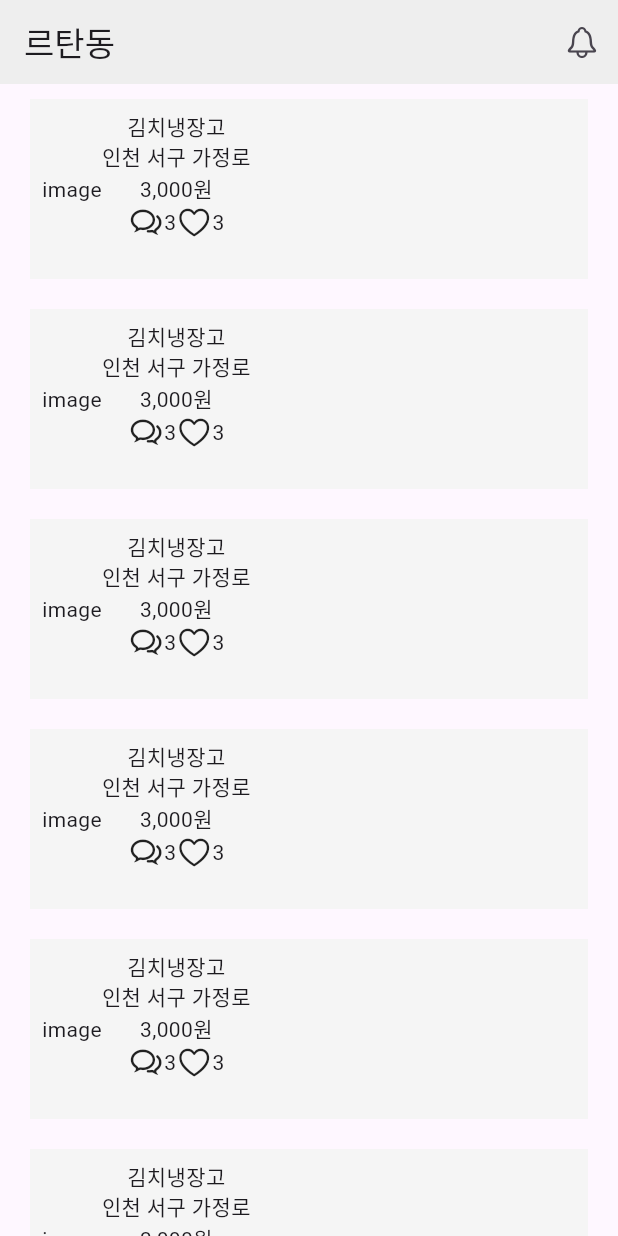
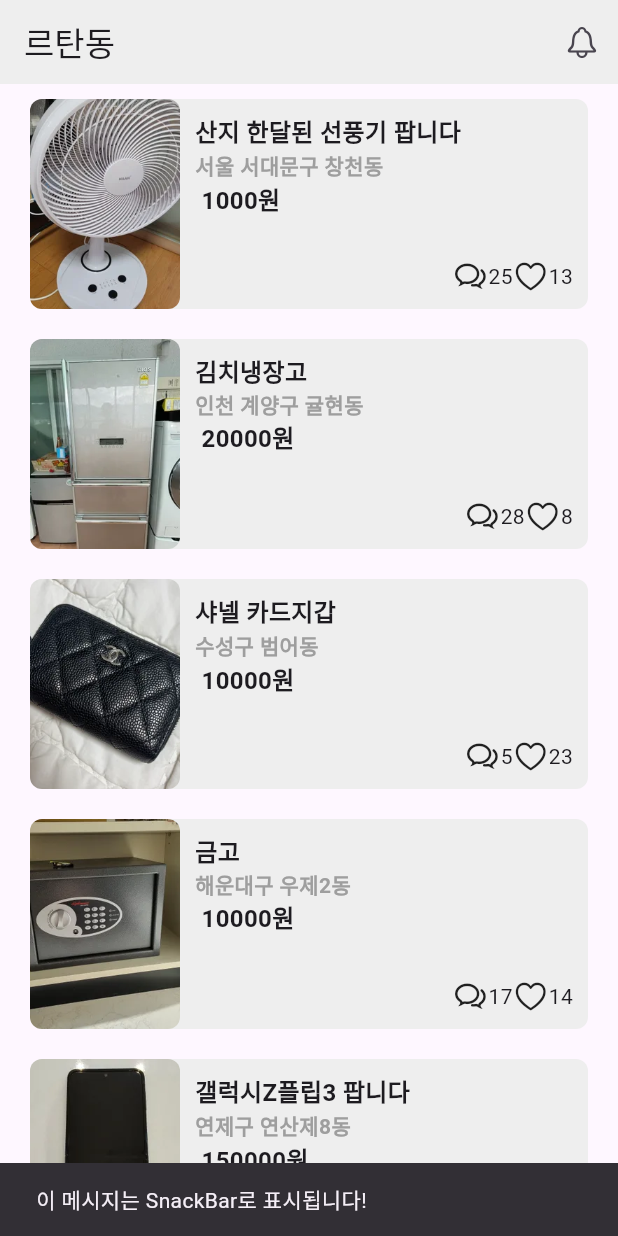
Before and after one commit to suhyunChoo/apple_market, a Flutter app: the screen it shows after launch, after a tap on an icon or button, on a phone screen of 412 x 824 dp. Run offline on Flutter 3.47's test engine with Material 3 defaults, Android fonts, the phone set to English and light mode, and no system bars; our stand-ins replace csv.

Commit message:
feat: 홈페이지 데이터 바인딩

```diff
--- /dev/null
+++ b/assets/data/dummydata.csv
@@ -0,0 +1,12 @@
+,,,,,,,,
+번호,이미지 파일명,상품명,상품 소개,판매자,가격,주소,좋아요,채팅
+1,sample1,산지 한달된 선풍기 팝니다,이사가서 필요가 없어졌어요 급하게 내놓습니다,대현동,1000,서울 서대문구 창천동,13,25
+2,sample2,김치냉장고,이사로인해 내놔요,안마담,20000,인천 계양구 귤현동,8,28
+3,sample3,샤넬 카드지갑,고퀄지갑이구요\n사용감이 있어서 싸게 내어둡니다,코코유,10000,수성구 범어동,23,5
+4,sample4,금고,금고\n떼서 가져가야함\n대우월드마크센텀\n미국이주관계로 싸게 팝니다,Nicole,10000,해운대구 우제2동,14,17
+5,sample5,갤럭시Z플립3 팝니다,갤럭시 Z플립3 그린 팝니다\n항시 케이스 씌워서 썻고 필름 한장챙겨드립니다\n화면에 살짝 스크래치난거 말고 크게 이상은없습니다!,절명,150000,연제구 연산제8동,22,9
+6,sample6,프라다 복조리백,까임 오염없고 상태 깨끗합니다\n정품여부모름,미니멀하게,50000,수원시 영통구 원천동,25,16
+7,sample7,울산 동해오션뷰 60평 복층 펜트하우스 1일 숙박권 펜션 힐링 숙소 별장,"울산 동해바다뷰 60평 복층 펜트하우스 1일 숙박권\n(에어컨이 없기에 낮은 가격으로 변경했으며 8월 초 가장 더운날 다녀가신 분 경우 시원했다고 잘 지내다 가셨습니다)\n1. 인원: 6명 기준입니다. 1인 10,000원 추가요금\n2. 장소: 북구 블루마시티, 32-33층\n3. 취사도구, 침구류, 세면도구, 드라이기 2개, 선풍기 4대 구비\n4. 예약방법: 예약금 50,000원 하시면 저희는 명함을 드리며 입실 오전 잔금 입금하시면 저희는 동.호수를 알려드리며 고객님은 예약자분 신분증 앞면 주민번호 뒷자리 가리시거나 지우시고 문자로 보내주시면 저희는 카드키를 우편함에 놓아 둡니다.\n5. 33층 옥상 야외 테라스 있음, 가스버너 있음\n6. 고기 굽기 가능\n7. 입실 오후 3시, 오전 11시 퇴실, 정리, 정돈 , 밸브 잠금 부탁드립니다.\n8. 층간소음 주의 부탁드립니다.\n9. 방3개, 화장실3개, 비데 3개\n10. 저희 집안이 쓰는 별장입니다.",굿리치,150000,남구 옥동,142,54
+8,sample8,샤넬 탑핸들 가방,"샤넬 트랜디 CC 탑핸들 스몰 램스킨 블랙 금장 플랩백 !\n + ""\n"" + ""색상 : 블랙\n"" + ""사이즈 : 25.5cm * 17.5cm * 8cm\n"" + ""구성 : 본품더스트\n"" + ""\n"" + ""급하게 돈이 필요해서 팝니다 ㅠ ㅠ",난쉽,180000,동래구 온천제2동,31,7
+9,sample9,4행정 엔진분무기 판매합니다.,3년전에 사서 한번 사용하고 그대로 둔 상태입니다. 요즘 사용은 안해봤습니다. 그래서 저렴하게 내 놓습니다. 중고라 반품은 어렵습니다.\n,알뜰한,30000,원주시 명륜2동,7,28
+10,sample10,셀린느 버킷 가방,"22년 신세계 대전 구매입니당\n + ""셀린느 버킷백\n"" + ""구매해서 몇번사용했어요\n"" + ""까짐 스크래치 없습니다.\n"" + ""타지역에서 보내는거라 택배로 진행합니당!""",똑태현,190000,중구 동화동,40,6
--- a/lib/home_page.dart
+++ b/lib/home_page.dart
@@ -1,8 +1,38 @@
+import 'package:csv/csv.dart';
 import 'package:flutter/cupertino.dart';
 import 'package:flutter/material.dart';
+import 'package:flutter/services.dart';
+import 'package:flutter_applemarket_app/detail_page.dart';
 
-class HomePage extends StatelessWidget {
+class HomePage extends StatefulWidget {
   const HomePage({super.key});
+
+  @override
+  State<HomePage> createState() => _HomePageState();
+}
+
+class _HomePageState extends State<HomePage> {
+  List<List<dynamic>> csvData = [];
+
+  @override
+  void initState() {
+    super.initState();
+    _loadCSV();
+  }
+
+  Future<void> _loadCSV() async {
+    try {
+      final rawData = await rootBundle.loadString('assets/data/dummydata.csv');
+      List<List<dynamic>> listData =
+          const CsvToListConverter().convert(rawData);
+
+      setState(() {
+        csvData = listData.sublist(2);
+      });
+    } catch (e) {
+      print("Error loading CSV: $e");
+    }
+  }
 
   @override
   Widget build(BuildContext context) {
@@ -13,42 +43,84 @@ class HomePage extends StatelessWidget {
             IconButton(
               icon: Icon(CupertinoIcons.bell),
               onPressed: () {
-                // 아이콘 클릭 시 동작
+                ScaffoldMessenger.of(context).showSnackBar(
+                  SnackBar(
+                    content: Text('이 메시지는 SnackBar로 표시됩니다!'),
+                    duration: Duration(seconds: 2),
+                  ),
+                );
               },
             ),
           ],
           backgroundColor: Colors.grey[200],
         ),
         body: ListView.builder(
-            itemCount: 10,
+            itemCount: csvData.length,
             itemBuilder: (context, index) {
+              final csvRow = csvData[index];
               return Padding(
                 padding:
                     const EdgeInsets.symmetric(vertical: 10, horizontal: 20),
+                child: GestureDetector(
+                  onTap: () {
+                    Navigator.push(context,
+                      MaterialPageRoute(builder: (context) => DetailPage(csvRow: csvRow,)));
+                  },
                   child: Container(
-                  height: 120,
-                  decoration: BoxDecoration(color: Colors.grey[100]),
-                  child: Padding(
-                    padding: const EdgeInsets.all(8.0),
+                    height: 140,
+                    decoration: BoxDecoration(
+                        color: Colors.grey[200],
+                        borderRadius: BorderRadius.circular(8)),
                     child: Row(
                       children: [
-                        Container(child: Text('image')),
                         Container(
+                          width: 100,
+                          height: double.infinity,
+                          decoration: BoxDecoration(
+                            borderRadius: BorderRadius.circular(8),
+                            image: DecorationImage(
+                              image: AssetImage('assets/images/${csvRow[1]}.png'),
+                              fit: BoxFit.cover,
+                            ),
+                          ),
+                        ),
+                        Expanded(
+                          child: Padding(
+                            padding: const EdgeInsets.all(10),
                             child: Column(
+                              crossAxisAlignment: CrossAxisAlignment.start,
                               children: [
-                            Text('김치냉장고'),
-                            Text('인천 서구 가정로'),
-                            Text('3,000원'),
+                                Text(
+                                  csvRow[2],
+                                  style: TextStyle(
+                                      fontSize: 16, fontWeight: FontWeight.bold),
+                                ),
+                                Text(
+                                  csvRow[6],
+                                  style: TextStyle(
+                                      fontSize: 14,
+                                      color: Colors.grey,
+                                      fontWeight: FontWeight.bold),
+                                ),
+                                Text(
+                                  ' ${csvRow[5].toString()}원',
+                                  style: TextStyle(
+                                      fontSize: 16, fontWeight: FontWeight.bold),
+                                ),
+                                Spacer(),
                                 Row(
+                                  mainAxisAlignment: MainAxisAlignment.end,
                                   children: [
                                     Icon(CupertinoIcons.chat_bubble_2),
-                                Text('3'),
+                                    Text(csvRow[8].toString()),
                                     Icon(CupertinoIcons.heart),
-                                Text('3'),
+                                    Text(csvRow[7].toString()),
                                   ],
                                 )
                               ],
-                        )),
+                            ),
+                          ),
+                        ),
                       ],
                     ),
                   ),
--- a/pubspec.yaml
+++ b/pubspec.yaml
@@ -34,6 +34,7 @@ dependencies:
   # The following adds the Cupertino Icons font to your application.
   # Use with the CupertinoIcons class for iOS style icons.
   cupertino_icons: ^1.0.8
+  csv: ^6.0.0
 
 dev_dependencies:
   flutter_test:
@@ -58,7 +59,9 @@ flutter:
   uses-material-design: true
 
   # To add assets to your application, add an assets section, like this:
-  # assets:
+  assets:
+    - assets/images/
+    - assets/data/dummydata.csv
   #   - images/a_dot_burr.jpeg
   #   - images/a_dot_ham.jpeg
 
```
Also changed, not shown: lib/detail_page.dart (+53 -2 lines), assets/images/sample1.png (added), assets/images/sample10.png (added), assets/images/sample2.png (added), assets/images/sample3.png (added), assets/images/sample4.png (added), assets/images/sample5.png (added), assets/images/sample6.png (added), assets/images/sample7.png (added), assets/images/sample8.png (added), assets/images/sample9.png (added), pubspec.lock. Lines whose indentation alone changed are shown as unchanged.
